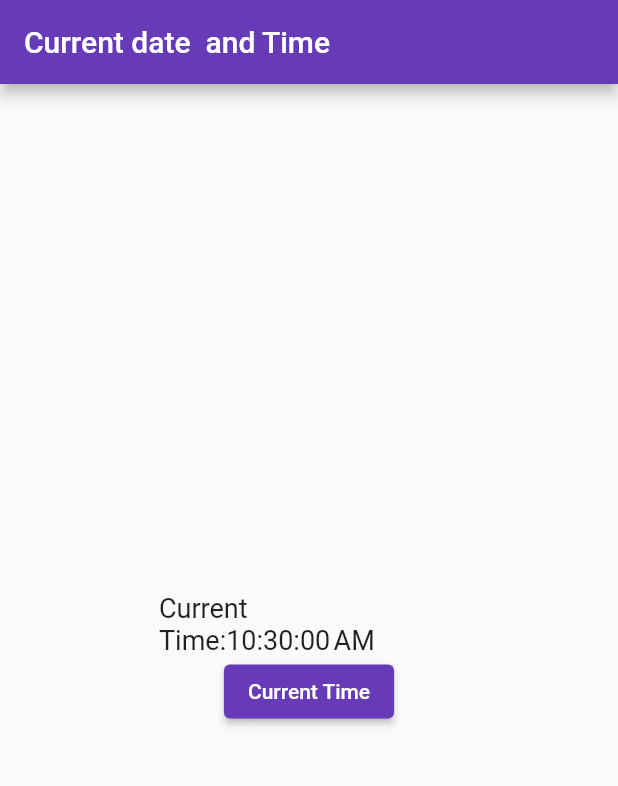
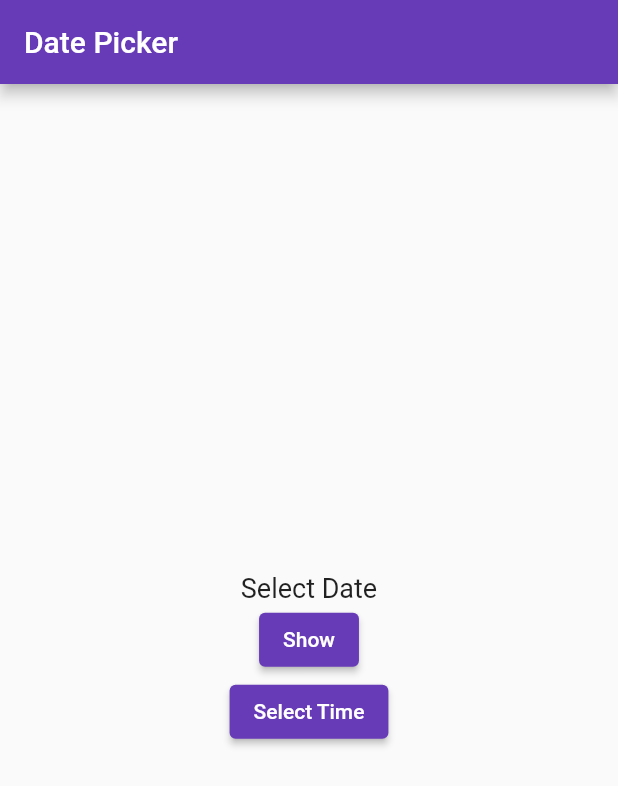
Before and after one commit to kotdroidA/my_app, a Flutter app: the screen it shows after launch, on a phone screen of 412 x 824 dp. Shown: the top 786 px of the screen. Run offline on Flutter 3.47's test engine with Material 2 defaults, Android fonts, the phone set to English and light mode, and no system bars.

Commit message:
Date and Time Picker

```diff
--- a/lib/main.dart
+++ b/lib/main.dart
@@ -52,26 +52,44 @@ var passText=TextEditingController();
     return Scaffold(
       appBar: AppBar(
 
-        title: Text('Current date  and Time',style:TextStyle(fontSize: 20),)
+        title: Text('Date Picker',style:TextStyle(fontSize: 20),)
       ),
       body:Center(
+        child: Column(
+          mainAxisAlignment: MainAxisAlignment.center,
+          children: [
+            Text('Select Date',style: TextStyle(fontSize: 18)
+            ),
+            ElevatedButton(onPressed: () async {
+              DateTime? datePicked= await showDatePicker(
+                  context: context,
+                  initialDate: DateTime.now(),
+                  firstDate: DateTime(2021),
+                  lastDate: DateTime(2025),
+              );
 
-          child: Container(
-            width: 200,
-            height: 200,
-              child: Column(
-                mainAxisAlignment: MainAxisAlignment.center,
-                children: [
-                  Text('Current Time:${DateFormat('jms').format(time)}',style: TextStyle(fontSize: 18),),
-                  ElevatedButton(onPressed: (){
-                    setState(() {
 
-                    });
+                if(datePicked!=null){
+                  print('Date Selected: ${datePicked.day}-${datePicked.month}-${datePicked.year}');
+               }
 
-                  }, child: Text('Current Time'))
-                ],
-              )
-          )
+            }, child: Text('Show')
+            ),
+            ElevatedButton(
+              onPressed: () async {
+                TimeOfDay? pickedTime= await showTimePicker(
+                    context: context,
+                    initialTime: TimeOfDay.now(),
+                    initialEntryMode: TimePickerEntryMode.input
+                );
+                if(pickedTime!=null){
+                  print('Time Selected:${pickedTime.hour}:${pickedTime.minute}');
+                }
+              },
+              child: Text('Select Time'),
+            )
+          ],
+        ),
       )
     );
 
```
